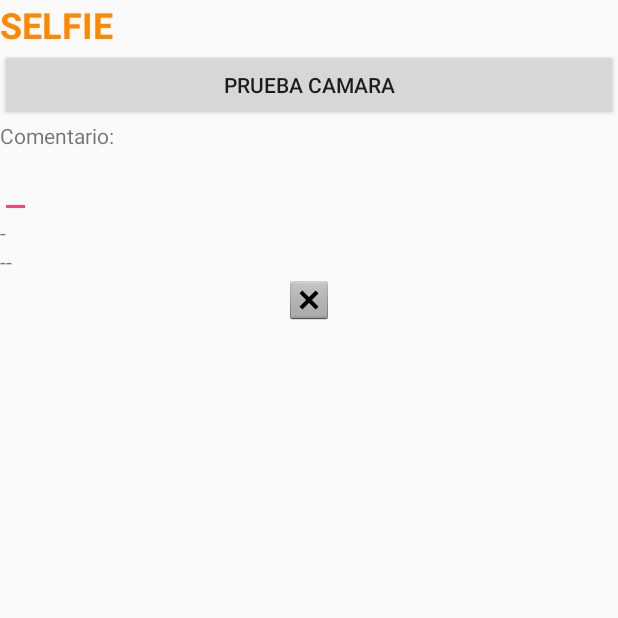
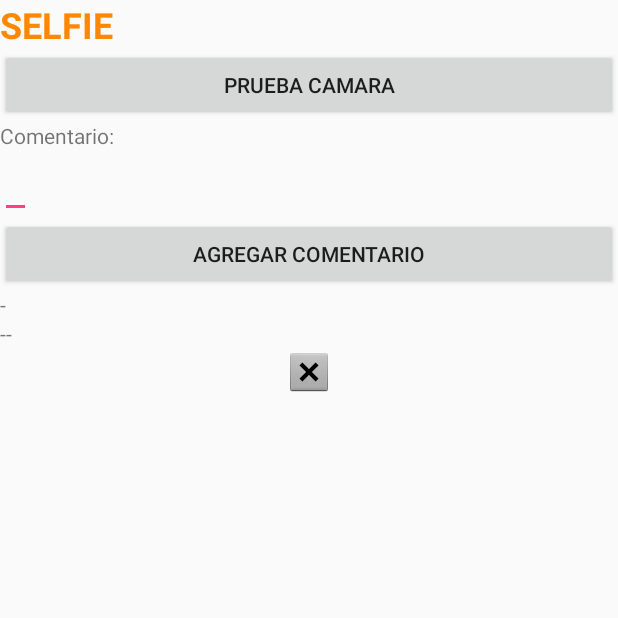
Before and after one commit to UTN-FRBA-Mobile/Fitlandia, an Android app: the Selfie screen opened directly, with no data from a screen before it, on a phone screen of 412 x 824 dp, the top half of it. Run offline under Robolectric (Android 15) with nearby library versions, the phone set to English and light mode, and no system bars; our stand-ins replace ButterKnife; libraries missing offline, so code that uses them is left out: com.esotericsoftware.kryo, com.theartofdev.edmodo.

Commit message:
Agregando boton comentario

```diff
--- a/app/src/main/java/ar/com/fitlandia/fitlandia/Selfie.java
+++ b/app/src/main/java/ar/com/fitlandia/fitlandia/Selfie.java
@@ -25,6 +25,7 @@ import com.theartofdev.edmodo.cropper.CropImageView;
 import java.io.File;
 
 import ar.com.fitlandia.fitlandia.models.FotoModel;
+import ar.com.fitlandia.fitlandia.models.LogroModel;
 import ar.com.fitlandia.fitlandia.utils.APIService;
 import ar.com.fitlandia.fitlandia.utils.ApiUtils;
 import ar.com.fitlandia.fitlandia.utils.Utils;
@@ -47,6 +48,9 @@ public class Selfie extends AppCompatActivity {
     @BindView(R.id.act_selfie)
     LinearLayout linearLayout;
 
+    @BindView(R.id.btnAgregarComentario)
+    Button btnAgregarComentario;
+
     @BindView(R.id.selfie_estado)
     TextView estado;
 
@@ -55,6 +59,9 @@ public class Selfie extends AppCompatActivity {
 
     @BindView(R.id.imagenok)
     ImageView imagenok;
+
+    @BindView(R.id.comentario)
+    TextView comentario;
 
     @Override
     protected void onCreate(Bundle savedInstanceState) {
@@ -67,6 +74,12 @@ public class Selfie extends AppCompatActivity {
             @Override
             public void onClick(View view) {
                 abrirCamara();
+            }
+        });
+        btnAgregarComentario.setOnClickListener(new View.OnClickListener() {
+            @Override
+            public void onClick(View view) {
+                agregarComentario();
             }
         });
 
@@ -84,6 +97,10 @@ public class Selfie extends AppCompatActivity {
 
     }
 
+    public void agregarComentario(){
+        LogroModel lmodel = new LogroModel();
+        lmodel.setComentario(comentario.getText().toString());
+    }
 
     public void onActivityResult(int requestCode, int resultCode, Intent data) {
         if (requestCode == CropImage.CROP_IMAGE_ACTIVITY_REQUEST_CODE) {
--- a/app/src/main/res/layout/activity_selfie.xml
+++ b/app/src/main/res/layout/activity_selfie.xml
@@ -25,16 +25,22 @@
         android:text="Prueba Camara" />
 
     <TextView
-        android:id="@+id/selfie_estado_comentario"
+        android:id="@+id/mensaje_comentario"
         android:layout_width="match_parent"
         android:layout_height="wrap_content"
         android:text="Comentario: " />
+
     <EditText
-        android:id="@+id/message"
+        android:id="@+id/comentario"
         android:layout_width="wrap_content"
         android:layout_height="wrap_content"
-        android:inputType=
-            "textCapSentences|textAutoCorrect" />
+        android:inputType="textCapSentences|textAutoCorrect" />
+
+    <Button
+        android:id="@+id/btnAgregarComentario"
+        android:layout_width="match_parent"
+        android:layout_height="wrap_content"
+        android:text="Agregar Comentario" />
     <TextView
         android:id="@+id/selfie_estado"
         android:layout_width="match_parent"
```
